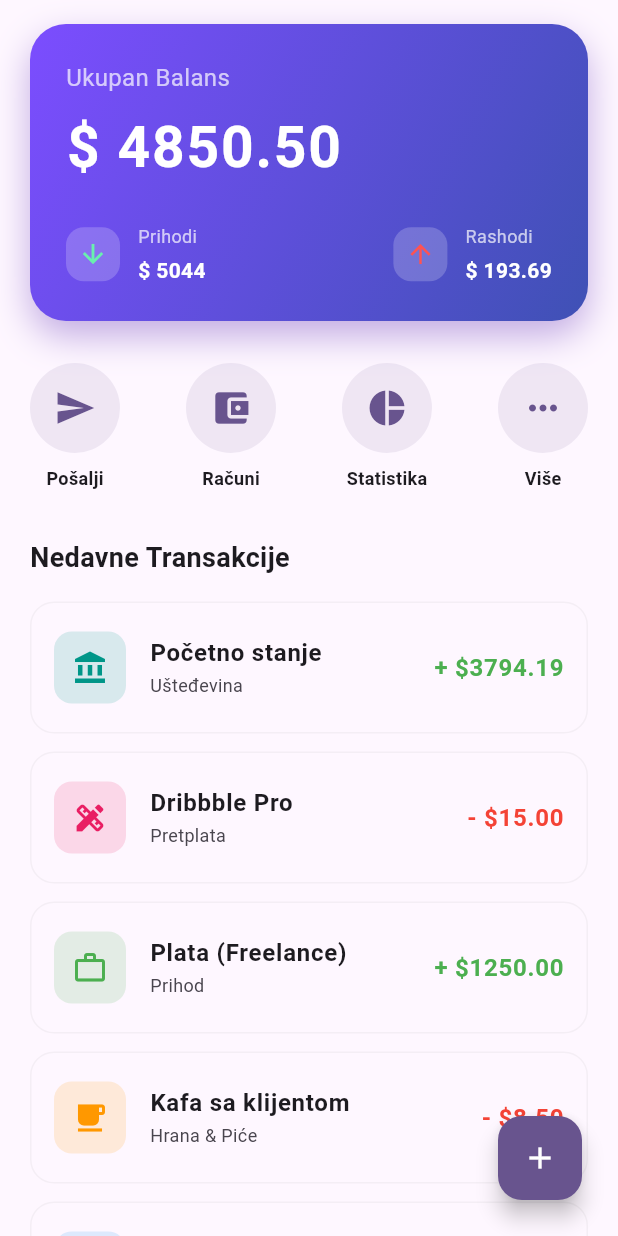
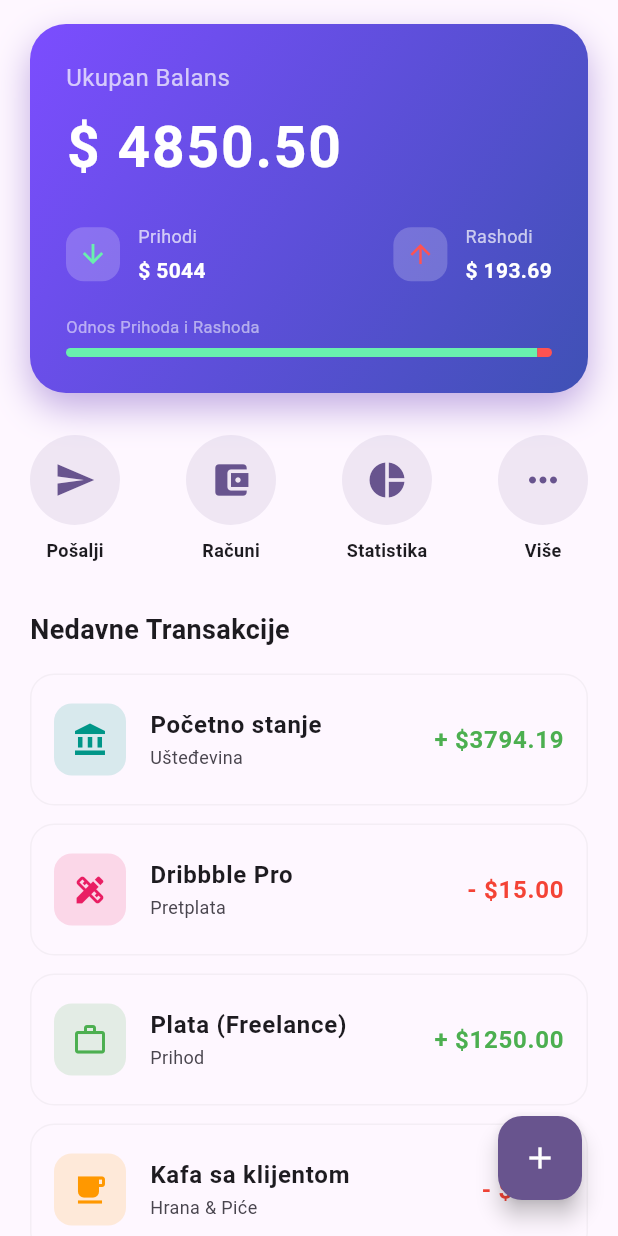
Before and after one commit to benjamin-cero/flutter_playground, a Flutter app: the FinanceDashboardScreen widget shown alone on an empty page, opened directly, on a phone screen of 412 x 824 dp. Run offline on Flutter 3.47's test engine with Material 3 defaults, Android fonts, the light colour scheme and no system bars; our stand-ins replace shared_preferences; accounts and stored records are empty.

Commit message:
Add progress bar and swipe-to-delete transactions
Introduce a visual income vs expense progress bar and swipe-to-delete for transactions. Adds _buildProgressBar() (shows income/red expense segments when totals exist) and a SizedBox spacing. Transaction tiles are now wrapped in Dismissible with a red delete background and call _deleteTransaction(tx) on dismiss. _deleteTransaction removes the item and shows a SnackBar with an undo action that reinserts the transaction at its original index.

```diff
--- a/lib/main.dart
+++ b/lib/main.dart
@@ -1751,8 +1751,42 @@ class _FinanceDashboardScreenState extends State<FinanceDashboardScreen>
               ),
             ],
           ),
+          const SizedBox(height: 20),
+          _buildProgressBar(),
         ],
       ),
+    );
+  }
+
+  Widget _buildProgressBar() {
+    if (_totalIncome == 0 && _totalExpense == 0) return const SizedBox.shrink();
+    final totalAmount = _totalIncome + _totalExpense.abs();
+    final incomePercentage = totalAmount > 0 ? _totalIncome / totalAmount : 0.0;
+
+    return Column(
+      crossAxisAlignment: CrossAxisAlignment.start,
+      children: [
+        const Text(
+          'Odnos Prihoda i Rashoda',
+          style: TextStyle(color: Colors.white54, fontSize: 11),
+        ),
+        const SizedBox(height: 6),
+        ClipRRect(
+          borderRadius: BorderRadius.circular(10),
+          child: Row(
+            children: [
+              Expanded(
+                flex: (incomePercentage * 100).toInt() > 0 ? (incomePercentage * 100).toInt() : 1,
+                child: Container(height: 6, color: Colors.greenAccent),
+              ),
+              Expanded(
+                flex: ((1 - incomePercentage) * 100).toInt() > 0 ? ((1 - incomePercentage) * 100).toInt() : 1,
+                child: Container(height: 6, color: Colors.redAccent),
+              ),
+            ],
+          ),
+        ),
+      ],
     );
   }
 
@@ -1830,6 +1864,30 @@ class _FinanceDashboardScreenState extends State<FinanceDashboardScreen>
           ),
         ),
       ],
+    );
+  }
+
+  void _deleteTransaction(Map<String, dynamic> tx) {
+    final index = _transactions.indexOf(tx);
+    if (index == -1) return;
+
+    setState(() {
+      _transactions.removeAt(index);
+    });
+
+    ScaffoldMessenger.of(context).clearSnackBars();
+    ScaffoldMessenger.of(context).showSnackBar(
+      SnackBar(
+        content: const Text('Transakcija izbrisana'),
+        action: SnackBarAction(
+          label: 'Poništi',
+          onPressed: () {
+            setState(() {
+              _transactions.insert(index, tx);
+            });
+          },
+        ),
+      ),
     );
   }
 
@@ -1961,8 +2019,22 @@ class _FinanceDashboardScreenState extends State<FinanceDashboardScreen>
 
   Widget _buildTransactionTile(Map<String, dynamic> tx) {
     final bool isIncome = tx['amount'] > 0;
-    return Card(
-      margin: const EdgeInsets.only(bottom: 12),
+    return Dismissible(
+      key: UniqueKey(),
+      background: Container(
+        margin: const EdgeInsets.only(bottom: 12),
+        decoration: BoxDecoration(
+          color: Colors.redAccent,
+          borderRadius: BorderRadius.circular(16),
+        ),
+        alignment: Alignment.centerRight,
+        padding: const EdgeInsets.only(right: 24),
+        child: const Icon(Icons.delete_outline, color: Colors.white, size: 28),
+      ),
+      direction: DismissDirection.endToStart,
+      onDismissed: (_) => _deleteTransaction(tx),
+      child: Card(
+        margin: const EdgeInsets.only(bottom: 12),
       elevation: 0,
       color: Theme.of(context).cardColor,
       shape: RoundedRectangleBorder(
@@ -2001,6 +2073,6 @@ class _FinanceDashboardScreenState extends State<FinanceDashboardScreen>
           ),
         ),
       ),
-    );
+    ));
   }
 }
```
